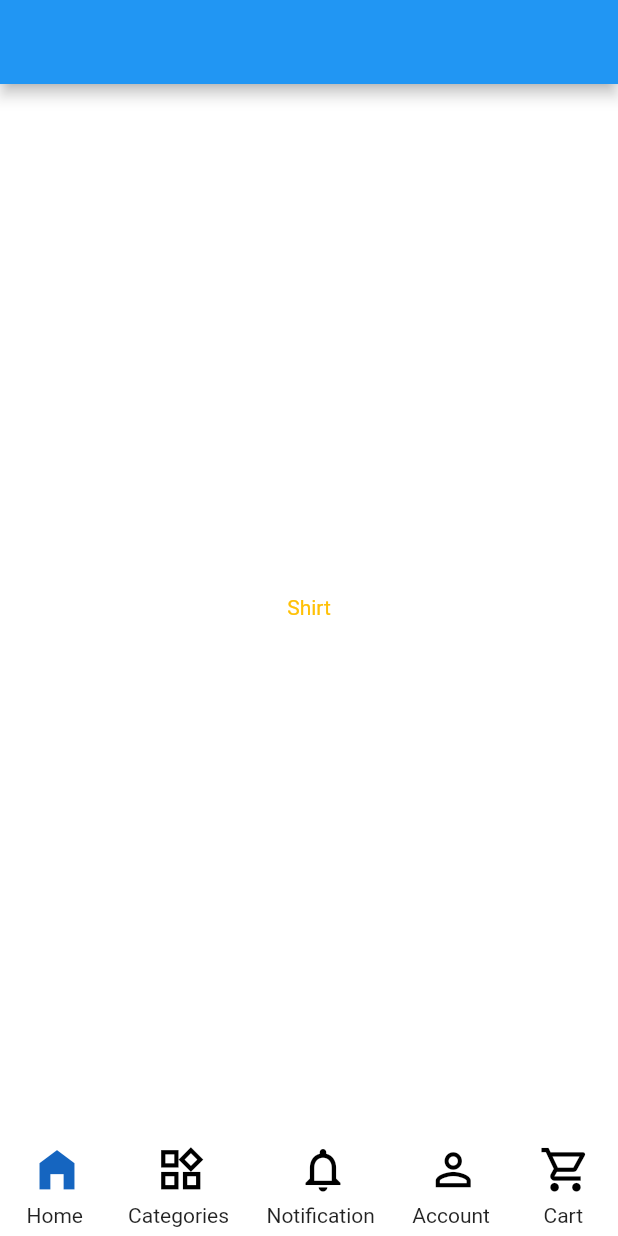
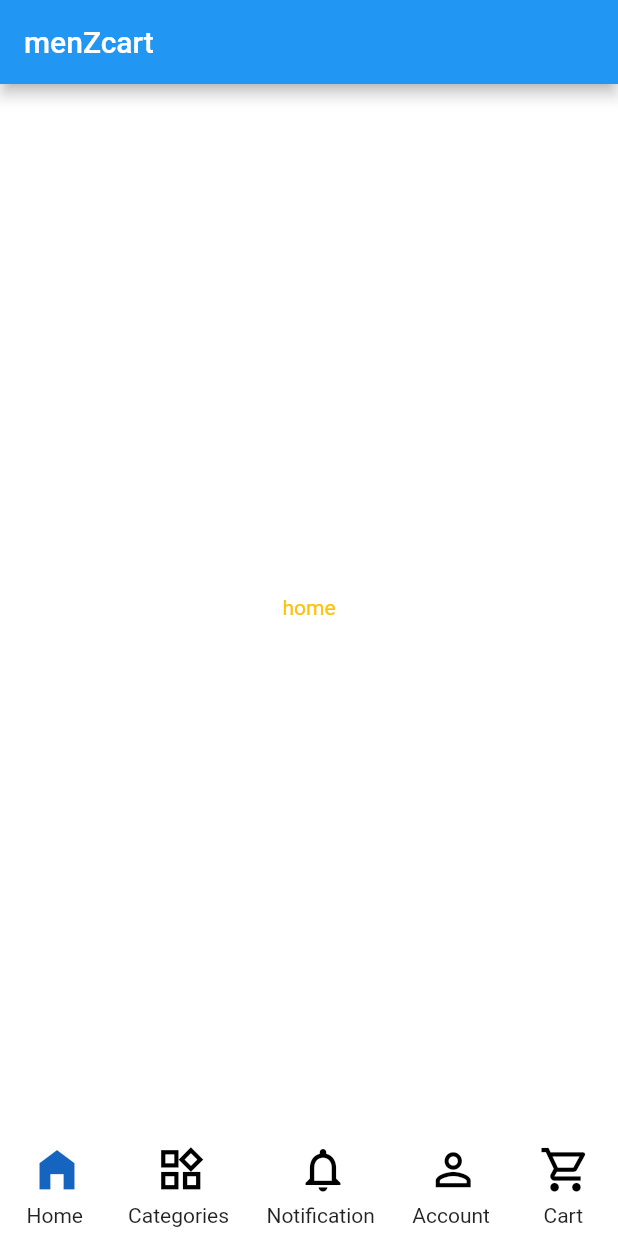
Before and after one commit to pranavpv773/menzclub, a Flutter app: the screen it shows after launch, on a phone screen of 412 x 824 dp. Run offline on Flutter 3.47's test engine with Material 2 defaults, Android fonts, the phone set to English and light mode, and no system bars.

Commit message:
moving to screen development of tabs

```diff
--- a/lib/global/view/global_screen.dart
+++ b/lib/global/view/global_screen.dart
@@ -13,10 +13,12 @@ class GlobalScreen extends StatelessWidget {
     final height = MediaQuery.of(context).size.height;
 
     return Scaffold(
-      appBar: AppBar(),
-      body: context
-          .read<GlobalProvider>()
-          .pages[context.read<GlobalProvider>().pageIndex],
+      appBar: AppBar(
+        title: Text('menZcart'),
+      ),
+      body: Consumer<GlobalProvider>(builder: (context, value, _) {
+        return value.pages[value.pageIndex];
+      }),
       bottomNavigationBar: const BottomNav(),
     );
   }
--- a/lib/global/view_model/global_provider.dart
+++ b/lib/global/view_model/global_provider.dart
@@ -6,11 +6,21 @@ class GlobalProvider with ChangeNotifier {
   int pageIndex = 0;
 
   final pages = [
-    const ShirtScreen(),
-    const ShirtScreen(),
-    const ShirtScreen(),
-    const ShirtScreen(),
-    const ShirtScreen(),
+    const ShirtScreen(
+      string: 'home',
+    ),
+    const ShirtScreen(
+      string: 'categories',
+    ),
+    const ShirtScreen(
+      string: 'notification',
+    ),
+    const ShirtScreen(
+      string: 'account',
+    ),
+    const ShirtScreen(
+      string: 'cart',
+    ),
   ];
 
   onTabIndexChange(int number) {
--- a/lib/shirt/view/shirt_screen.dart
+++ b/lib/shirt/view/shirt_screen.dart
@@ -1,14 +1,14 @@
 import 'package:flutter/material.dart';
 
 class ShirtScreen extends StatelessWidget {
-  const ShirtScreen({Key? key}) : super(key: key);
-
+  const ShirtScreen({Key? key, required this.string}) : super(key: key);
+  final String string;
   @override
   Widget build(BuildContext context) {
-    return const Scaffold(
+    return Scaffold(
       body: Center(
         child: Text(
-          'Shirt',
+          string,
           style: TextStyle(color: Colors.amber),
         ),
       ),
```
Also changed, not shown: assets/mustache.png (added).
